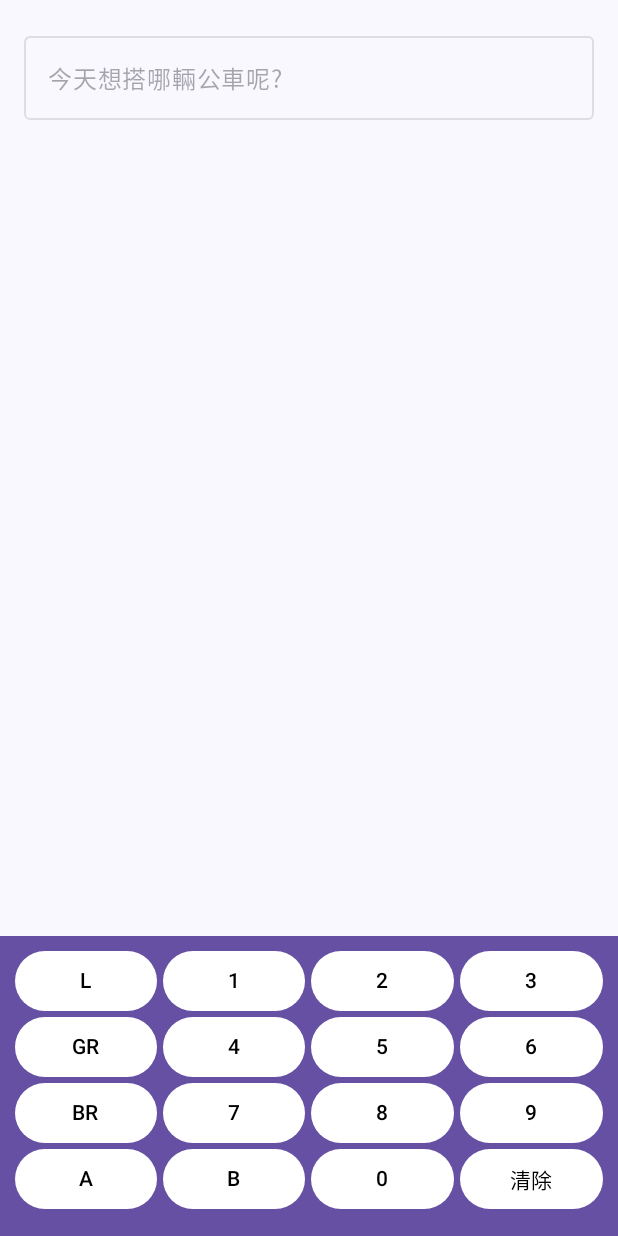
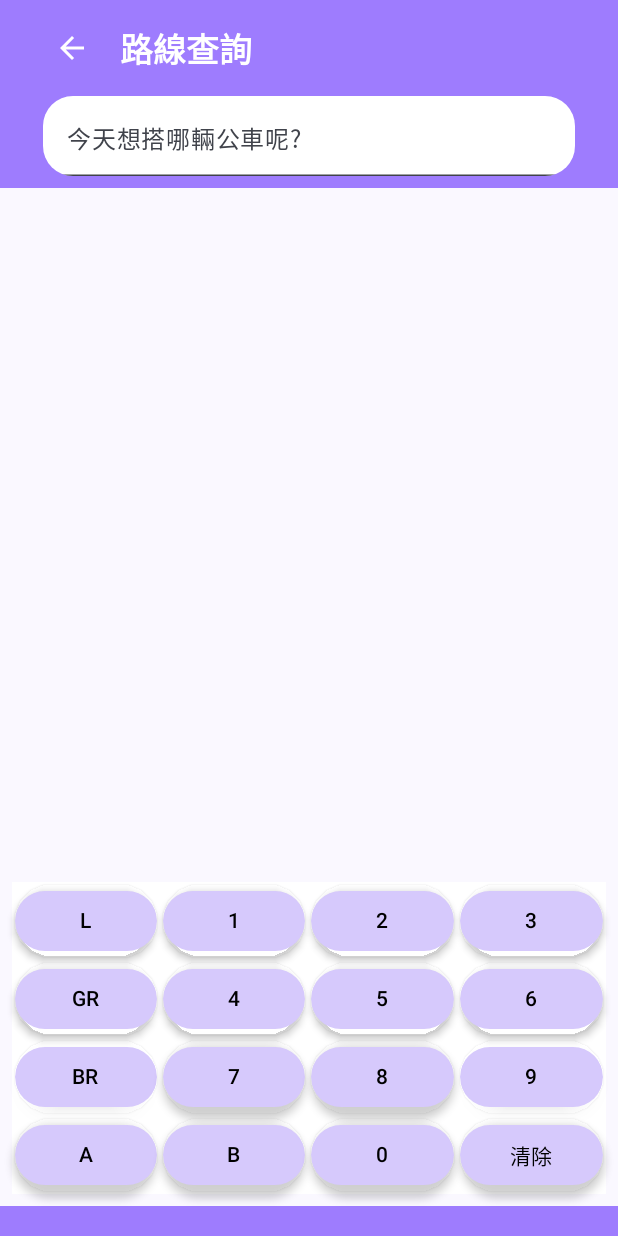
Before and after one commit to Shumminnnnnn/Bus_1, an Android app built with Jetpack Compose: the RouteFilter screen opened directly, with no data from a screen before it, on a phone screen of 412 x 824 dp. Run offline under Robolectric (Android 15) with nearby library versions, the phone set to English and light mode, and no system bars; network calls fail.

Commit message:
finished project

```diff
--- a/app/src/main/java/com/example/myapplication/PlanFilter.kt
+++ b/app/src/main/java/com/example/myapplication/PlanFilter.kt
@@ -255,7 +255,7 @@ fun PlanFilterContent(
                                         .fillMaxWidth()
                                         .weight(1f)
                                         .clip(RoundedCornerShape(20.dp))
-                                        .height(50.dp)
+                                        .height(55.dp)
                                         .border(1.dp, Color.Gray, shape = RoundedCornerShape(20.dp))
                                         .background(Color.White)
                                         .clickable { onNavigateToBiginFilter() }
@@ -294,7 +294,7 @@ fun PlanFilterContent(
                                         .fillMaxWidth()
                                         .weight(1f)
                                         .clip(RoundedCornerShape(20.dp))
-                                        .height(50.dp)
+                                        .height(55.dp)
                                         .border(1.dp, Color.Gray, shape = RoundedCornerShape(20.dp))
                                         .background(Color.White)
                                         .clickable { onNavigateToEndFilter() }
--- a/app/src/main/java/com/example/myapplication/RouteFilter.kt
+++ b/app/src/main/java/com/example/myapplication/RouteFilter.kt
@@ -6,17 +6,24 @@ import android.os.Bundle
 import android.util.Log
 import androidx.activity.ComponentActivity
 import androidx.activity.compose.setContent
+import androidx.compose.foundation.Image
 import androidx.compose.foundation.background
 import androidx.compose.foundation.border
 import androidx.compose.foundation.clickable
 import androidx.compose.foundation.layout.*
 import androidx.compose.foundation.rememberScrollState
+import androidx.compose.foundation.shape.CircleShape
+import androidx.compose.foundation.shape.RoundedCornerShape
 import androidx.compose.foundation.verticalScroll
 import androidx.compose.material3.*
 import androidx.compose.runtime.*
 import androidx.compose.ui.Alignment
 import androidx.compose.ui.Modifier
+import androidx.compose.ui.draw.clip
+import androidx.compose.ui.draw.shadow
 import androidx.compose.ui.graphics.Color
+import androidx.compose.ui.res.painterResource
+import androidx.compose.ui.text.font.FontWeight
 import androidx.compose.ui.unit.dp
 import androidx.compose.ui.unit.sp
 import androidx.compose.ui.zIndex
@@ -27,6 +34,7 @@ import kotlinx.coroutines.launch
 import kotlinx.coroutines.withContext
 
 class RouteFilter : ComponentActivity() {
+    @OptIn(ExperimentalMaterial3Api::class)
     @SuppressLint("CoroutineCreationDuringComposition")
     override fun onCreate(savedInstanceState: Bundle?) {
         super.onCreate(savedInstanceState)
@@ -38,6 +46,7 @@ class RouteFilter : ComponentActivity() {
                 ) {
                     val routeResult = remember { mutableStateOf("") }
                     var inputText by remember { mutableStateOf("") }
+                    var placeholderVisible by remember { mutableStateOf(true) }
 
                     fun fetchRouteData(routeNumber: String) {
                         CoroutineScope(Dispatchers.IO).launch {
@@ -59,26 +68,16 @@ class RouteFilter : ComponentActivity() {
                         Column(
                             modifier = Modifier
                                 .fillMaxSize()
-                                .padding(8.dp)
+                                .padding(bottom = 245.dp) // 确保内容不被键盘覆盖
                                 .verticalScroll(rememberScrollState())
                         ) {
-
-                            OutlinedTextField(
-                                value = inputText,
-                                onValueChange = {},
-                                label = { Text("今天想搭哪輛公車呢?") },
-                                enabled = false,
-                                readOnly = true,
-                                modifier = Modifier
-                                    .fillMaxWidth()
-                                    .padding(8.dp)
-                            )
-                            Spacer(modifier = Modifier.height(8.dp))
+                            Spacer(modifier = Modifier.height(125.dp)) // 留出顶部固定区域的空间
 
                             routeResult.value.split("\n").chunked(2).forEach { routeItem ->
                                 if (routeItem.size == 2) {
                                     val (subRouteName, headsign) = routeItem
-                                    Box(
+
+                                    Row(
                                         modifier = Modifier
                                             .fillMaxWidth()
                                             .height(80.dp)
@@ -91,26 +90,55 @@ class RouteFilter : ComponentActivity() {
                                                 startActivity(intent)
                                                 Log.d("RouteFilter", "Navigating to RouteActivity4 with: $subRouteName")
                                             },
-                                        contentAlignment = Alignment.CenterStart
+                                        verticalAlignment = Alignment.CenterVertically
                                     ) {
+                                        Box(
+                                            contentAlignment = Alignment.Center,
+                                            modifier = Modifier.size(80.dp)
+                                        ) {
+                                            Box(
+                                                modifier = Modifier
+                                                    .size(30.dp)
+                                                    .offset(x = (-20).dp)
+                                                    .background(Color(0xFF9e7cfe), shape = CircleShape)
+                                            )
+                                            Image(
+                                                painter = painterResource(id = R.drawable.logo),
+                                                contentDescription = "Logo",
+                                                modifier = Modifier
+                                                    .size(600.dp)
+                                                    .offset(y = (-75).dp)
+                                                    .offset(x = (-20).dp)
+                                            )
+                                        }
+                                        Spacer(modifier = Modifier.width(8.dp))
                                         Column {
                                             Text(
                                                 text = subRouteName,
-                                                fontSize = 16.sp,
-                                                color = Color.Black
+                                                fontSize = 18.sp,
+                                                color = Color.Black,
+                                                modifier = Modifier.offset(x = (-38).dp)
                                             )
                                             Text(
                                                 text = headsign,
-                                                fontSize = 14.sp,
-                                                color = Color.Gray
+                                                fontSize = 16.sp,
+                                                color = Color.Gray,
+                                                modifier = Modifier.offset(x = (-38).dp)
                                             )
                                         }
                                     }
                                     Spacer(modifier = Modifier.height(8.dp))
                                 }
                             }
-                            Spacer(modifier = Modifier.height(200.dp))
                         }
+
+                        Box(
+                            modifier = Modifier
+                                .fillMaxWidth()
+                                .height(20.dp)
+                                .background(Color(0xFF9e7cfe))
+                                .align(Alignment.BottomCenter)
+                        )
 
                         CustomKeyboard(
                             onKeyPress = { key ->
@@ -118,19 +146,78 @@ class RouteFilter : ComponentActivity() {
                                     "清除" -> {
                                         inputText = ""
                                         routeResult.value = ""
+                                        placeholderVisible = true
                                     }
                                     else -> {
                                         inputText += key
                                         fetchRouteData(inputText)
+                                        placeholderVisible = false
                                     }
                                 }
                             },
                             modifier = Modifier
                                 .align(Alignment.BottomCenter)
-                                .zIndex(1f) // 確保鍵盤在其他內容上
-                                .background(Color(0xFF6650a4))
-                                .height(200.dp)
+                                .padding(bottom = 20.dp)
+                                .zIndex(1f)
                         )
+
+                        Box(
+                            modifier = Modifier
+                                .fillMaxWidth()
+                                .height(125.dp)
+                                .background(Color(0xFF9e7cfe))
+                                .align(Alignment.TopCenter)
+                        ) {
+                            Column(
+                                horizontalAlignment = Alignment.CenterHorizontally,
+                                verticalArrangement = Arrangement.Center,
+                                modifier = Modifier.fillMaxSize()
+                            ) {
+                                Row(
+                                    verticalAlignment = Alignment.CenterVertically,
+                                    modifier = Modifier.padding(start = 8.dp, end = 8.dp, top = 8.dp)
+                                ) {
+                                    IconButton(
+                                        onClick = { finish() },
+                                        modifier = Modifier
+                                            .background(Color(0xFF9e7cfe))
+                                            .offset(x = (-110).dp)
+                                    ) {
+                                        Icon(
+                                            painter = painterResource(id = R.drawable.baseline_arrow_back_24),
+                                            contentDescription = "Back",
+                                            tint = Color.White
+                                        )
+                                    }
+                                    Text(
+                                        text = "路線查詢",
+                                        style = androidx.compose.ui.text.TextStyle(
+                                            fontSize = 22.sp,
+                                            fontWeight = FontWeight.Bold,
+                                            color = Color.White
+                                        ),
+                                        modifier = Modifier
+                                            .padding(start = 8.dp)
+                                            .offset(x = (-110).dp)
+                                    )
+                                }
+
+                                TextField(
+                                    value = inputText,
+                                    onValueChange = {},
+                                    placeholder = { if (placeholderVisible) Text("今天想搭哪輛公車呢?") else null },
+                                    readOnly = true,
+                                    colors = TextFieldDefaults.textFieldColors(
+                                        disabledTextColor = Color.Black,
+                                        containerColor = Color.White
+                                    ),
+                                    modifier = Modifier
+                                        .fillMaxWidth(0.9f)
+                                        .padding(8.dp)
+                                        .clip(RoundedCornerShape(20.dp))
+                                )
+                            }
+                        }
                     }
                 }
             }
@@ -147,22 +234,27 @@ fun CustomKeyboard(onKeyPress: (String) -> Unit, modifier: Modifier = Modifier)
         listOf("A", "B", "0", "清除")
     )
 
-    Column(modifier = modifier.padding(8.dp).background(Color(0xFF6650a4))) {
+    Column(modifier = modifier.padding(8.dp).background(Color.White)) {
         keys.forEach { row ->
-            Row(modifier = Modifier.fillMaxWidth()) {
+            Row(
+                modifier = Modifier
+                    .fillMaxWidth()
+                    .padding(vertical = 4.dp)
+            ) {
                 row.forEach { key ->
                     Button(
                         onClick = {
                             onKeyPress(key)
                         },
                         colors = ButtonDefaults.buttonColors(
-                            containerColor = Color.White, // 鍵盤按鈕顏色
-                            contentColor = Color.Black // 鍵盤按鈕內文字顏色
+                            containerColor = Color(0xFFd6c9fc),
+                            contentColor = Color.Black
                         ),
                         modifier = Modifier
                             .padding(2.dp)
                             .weight(1f)
                             .height(40.dp)
+                            .shadow(3.dp, shape = RoundedCornerShape(50))
                     ) {
                         Text(text = key, fontSize = 14.sp)
                     }
--- a/app/src/main/java/com/example/myapplication/StopActivity.kt
+++ b/app/src/main/java/com/example/myapplication/StopActivity.kt
@@ -279,7 +279,7 @@ fun ScrollableContent7(
                                                 Text(
                                                     text = stationName,
                                                     style = androidx.compose.ui.text.TextStyle(
-                                                        fontSize = 18.sp,
+                                                        fontSize = 16.sp,
                                                         color = Color.Black,
                                                         fontWeight = FontWeight.Bold
                                                     )
```
Also changed, not shown: app/src/main/java/com/example/myapplication/NewsActivity.kt (+7 -2 lines).
